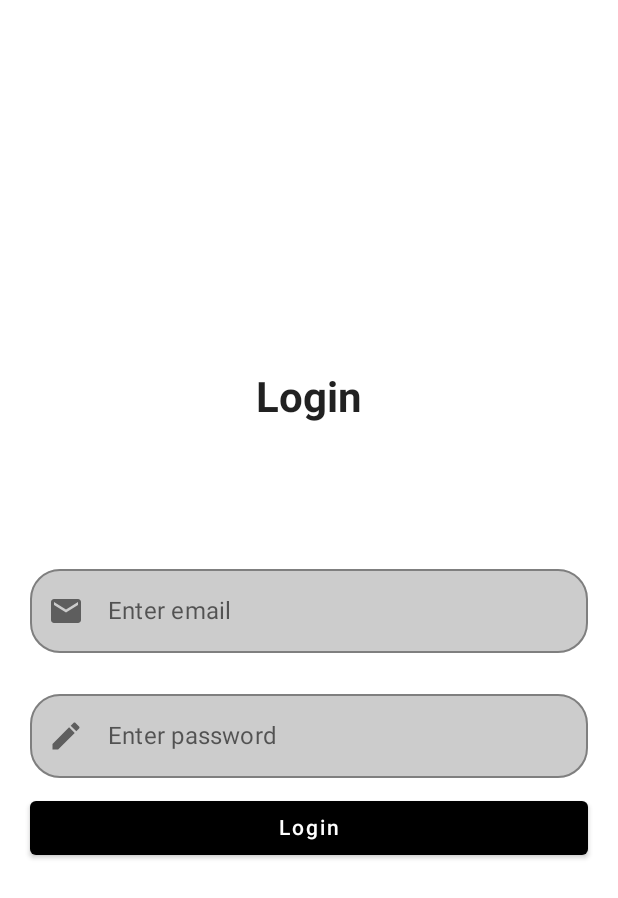
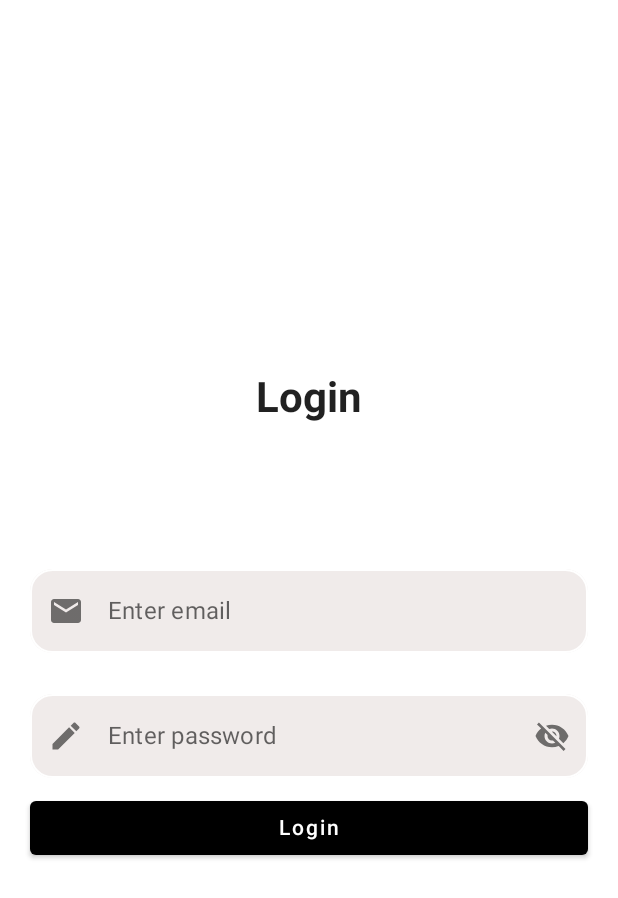
Before and after one commit to obetta1/mobile-test-task, an Android app built with Jetpack Compose: the composable LoginScreen shown on its own in the app's theme, on a phone screen of 412 x 824 dp. Shown: the top 898 px of the screen. Run offline under Robolectric (Android 15) with nearby library versions, the phone set to English and light mode, and no system bars; libraries missing offline, so code that uses them is left out: com.ramcosta.composedestinations; 1 statement that could not run was skipped.

Commit message:
user login page updated

```diff
--- a/app/src/main/java/com/decagon/mobiletesttask/presentation/userlogin/component/LoginScreen.kt
+++ b/app/src/main/java/com/decagon/mobiletesttask/presentation/userlogin/component/LoginScreen.kt
@@ -7,19 +7,20 @@ import androidx.compose.material.*
 import androidx.compose.material.icons.Icons
 import androidx.compose.material.icons.filled.Edit
 import androidx.compose.material.icons.filled.Email
-import androidx.compose.runtime.Composable
-import androidx.compose.runtime.getValue
-import androidx.compose.runtime.mutableStateOf
-import androidx.compose.runtime.remember
-import androidx.compose.runtime.setValue
+import androidx.compose.material.icons.filled.Visibility
+import androidx.compose.material.icons.filled.VisibilityOff
+import androidx.compose.runtime.*
 import androidx.compose.ui.Alignment
 import androidx.compose.ui.Modifier
 import androidx.compose.ui.graphics.Color
-import androidx.compose.ui.graphics.vector.ImageVector
+import androidx.compose.ui.semantics.contentDescription
+import androidx.compose.ui.semantics.semantics
 import androidx.compose.ui.text.TextStyle
 import androidx.compose.ui.text.font.FontWeight
+import androidx.compose.ui.text.input.ImeAction
 import androidx.compose.ui.text.input.KeyboardType
 import androidx.compose.ui.text.input.PasswordVisualTransformation
+import androidx.compose.ui.text.input.VisualTransformation
 import androidx.compose.ui.text.style.TextAlign
 import androidx.compose.ui.unit.dp
 import androidx.compose.ui.unit.sp
@@ -28,6 +29,7 @@ import com.decagon.mobiletesttask.common.validatePassword
 import com.decagon.mobiletesttask.presentation.destinations.UserDetailsScreenDestination
 import com.ramcosta.composedestinations.annotation.Destination
 import com.ramcosta.composedestinations.navigation.DestinationsNavigator
+
 @Destination(start = true)
 @Composable
 fun LoginScreen(
@@ -40,6 +42,9 @@ fun LoginScreen(
         mutableStateOf("")
     }
     var emailErrorState by remember {
+        mutableStateOf(false)
+    }
+    var showPassword by remember {
         mutableStateOf(false)
     }
     var passwordErrorState by remember {
@@ -71,17 +76,23 @@ fun LoginScreen(
             singleLine = true,
             modifier = Modifier
                 .fillMaxWidth()
-                .padding(top = 10.dp, bottom = 5.dp),
-            shape = RoundedCornerShape(20.dp),
+                .padding(top = 10.dp, bottom = 5.dp)
+                .semantics { contentDescription = "email textfield" },
+            shape = RoundedCornerShape(15.dp),
             label = {Text(text = "Enter email")},
             colors = TextFieldDefaults.outlinedTextFieldColors(
-                backgroundColor = Color.LightGray,
+                backgroundColor = Color(0xFFF0EBEA),
                 errorBorderColor = Color.Red,
                 focusedBorderColor = Color.Green,
+                unfocusedBorderColor = Color.White
             ),
             isError = emailErrorState,
             leadingIcon = { Icon(imageVector = Icons.Default.Email, contentDescription = "emailIcon") },
-            keyboardOptions = KeyboardOptions(keyboardType = KeyboardType.Text),
+            keyboardOptions = KeyboardOptions.Default.copy(
+                autoCorrect = true,
+                keyboardType = KeyboardType.Text,
+                imeAction = ImeAction.Done
+            ),
         )
         if (emailErrorState){
             Text(
@@ -103,17 +114,35 @@ fun LoginScreen(
                 singleLine = true,
                 modifier = Modifier
                     .fillMaxWidth()
-                    .padding(top = 10.dp, bottom = 5.dp),
-                shape = RoundedCornerShape(20.dp),
+                    .padding(top = 10.dp, bottom = 5.dp)
+                    .semantics { contentDescription = "password textfield" },
+                shape = RoundedCornerShape(15.dp),
                 label = {Text(text = "Enter password")},
                 colors = TextFieldDefaults.outlinedTextFieldColors(
-                    backgroundColor = Color.LightGray,
+                    backgroundColor = Color(0xFFF0EBEA),
                     errorLabelColor = Color.Red,
-                    errorLeadingIconColor = Color.Red
+                    errorLeadingIconColor = Color.Red,
+                    focusedBorderColor = Color.Green,
+                    unfocusedBorderColor = Color.White
                 ),
                 isError = passwordErrorState,
                 leadingIcon = { Icon(imageVector = Icons.Default.Edit, contentDescription = "emailIcon") },
-                visualTransformation = PasswordVisualTransformation(),
+
+            visualTransformation =
+            if (showPassword) VisualTransformation.None else PasswordVisualTransformation(),
+            trailingIcon = {
+                val passwordIcon = if (showPassword)
+                    Icons.Filled.Visibility
+                else Icons.Filled.VisibilityOff
+
+                // This is used to localized description for accessibility services
+                val description = if (showPassword) "Hide password" else "Show password"
+
+                // This is used to toggle button to hide or display password
+                IconButton(onClick = {showPassword = !showPassword}){
+                    Icon(imageVector  = passwordIcon, description)
+                }
+            },
                 keyboardOptions = KeyboardOptions(keyboardType = KeyboardType.Password)
             )
         if (passwordErrorState){
@@ -141,15 +170,17 @@ fun LoginScreen(
                       emailErrorState = false
                   }else{
                       emailErrorState = !validateEmail
-                      if (validatePassword(passwordState).isNotEmpty()){
+                      if (validatePassword.isNotEmpty()){
                           passwordErrorState =true
-                          passwordErrorText = validatePassword(passwordState)[0]
+                          passwordErrorText = validatePassword[0]
                       }else{
                           passwordErrorState = false
                       }
                   }
             },
-            modifier = Modifier.fillMaxWidth(),
+            modifier = Modifier
+                .fillMaxWidth()
+                .semantics { contentDescription = "Login button" },
             colors = ButtonDefaults.buttonColors(
                 backgroundColor = Color.Black,
                 contentColor = Color.White)
--- a/app/src/main/res/values/colors.xml
+++ b/app/src/main/res/values/colors.xml
@@ -6,5 +6,6 @@
     <color name="teal_200">#FF03DAC5</color>
     <color name="teal_700">#FF018786</color>
     <color name="black">#FF000000</color>
-    <color name="white">#FFFFFFFF</color>
+    <color name="white">#ECE6E6</color>
+    <color name="gray">#BFBBBB</color>
 </resources>
```
Also changed, not shown: app/src/main/java/com/decagon/mobiletesttask/common/Validation.kt (added, +44 -0 lines), app/src/main/java/com/decagon/mobiletesttask/domain/usecase/GetUsersUseCase.kt (+5 -2 lines), app/src/main/java/com/decagon/mobiletesttask/presentation/ui/theme/Color.kt (+4 -3 lines), app/src/main/java/com/decagon/mobiletesttask/presentation/userdatail/component/TextComponent.kt (added, +21 -0 lines).
